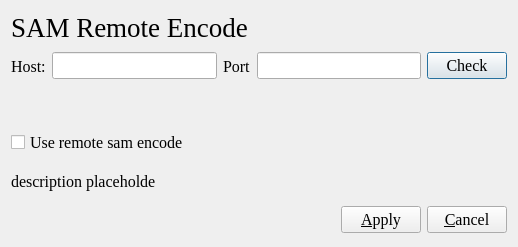
yatengLG/ISAT_with_segment_anything, file ISAT/ui/remote_sam_dialog.ui: the form before one commit.
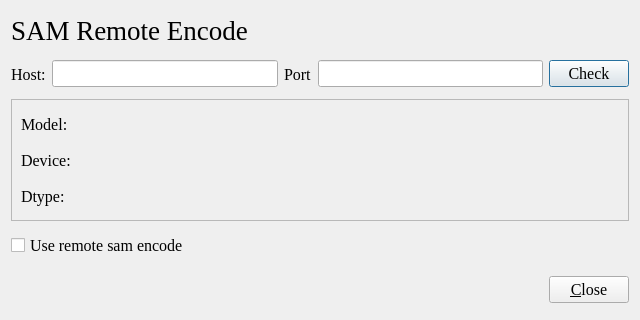
The form after the commit.

Diff of the .ui file:
```diff
--- a/ISAT/ui/remote_sam_dialog.ui
+++ b/ISAT/ui/remote_sam_dialog.ui
@@ -6,8 +6,8 @@
    <rect>
     <x>0</x>
     <y>0</y>
-    <width>518</width>
-    <height>247</height>
+    <width>640</width>
+    <height>320</height>
    </rect>
   </property>
   <property name="font">
@@ -82,36 +82,108 @@
     </widget>
    </item>
    <item>
-    <widget class="QWidget" name="widget_info" native="true">
-     <layout class="QHBoxLayout" name="horizontalLayout_4">
-      <property name="leftMargin">
-       <number>0</number>
-      </property>
-      <property name="topMargin">
-       <number>0</number>
-      </property>
-      <property name="rightMargin">
-       <number>0</number>
-      </property>
-      <property name="bottomMargin">
-       <number>0</number>
-      </property>
-      <item>
+    <widget class="QFrame" name="frame_info">
+     <property name="layoutDirection">
+      <enum>Qt::LeftToRight</enum>
+     </property>
+     <property name="frameShape">
+      <enum>QFrame::StyledPanel</enum>
+     </property>
+     <property name="frameShadow">
+      <enum>QFrame::Raised</enum>
+     </property>
+     <layout class="QGridLayout" name="gridLayout">
+      <item row="0" column="0">
+       <widget class="QLabel" name="label_4">
+        <property name="minimumSize">
+         <size>
+          <width>0</width>
+          <height>30</height>
+         </size>
+        </property>
+        <property name="maximumSize">
+         <size>
+          <width>60</width>
+          <height>16777215</height>
+         </size>
+        </property>
+        <property name="text">
+         <string>Model:</string>
+        </property>
+       </widget>
+      </item>
+      <item row="0" column="1">
        <widget class="QLabel" name="label_name">
+        <property name="minimumSize">
+         <size>
+          <width>0</width>
+          <height>30</height>
+         </size>
+        </property>
         <property name="text">
          <string/>
         </property>
        </widget>
       </item>
-      <item>
+      <item row="1" column="0">
+       <widget class="QLabel" name="label_5">
+        <property name="minimumSize">
+         <size>
+          <width>0</width>
+          <height>30</height>
+         </size>
+        </property>
+        <property name="maximumSize">
+         <size>
+          <width>60</width>
+          <height>16777215</height>
+         </size>
+        </property>
+        <property name="text">
+         <string>Device:</string>
+        </property>
+       </widget>
+      </item>
+      <item row="1" column="1">
        <widget class="QLabel" name="label_device">
+        <property name="minimumSize">
+         <size>
+          <width>0</width>
+          <height>30</height>
+         </size>
+        </property>
         <property name="text">
          <string/>
         </property>
        </widget>
       </item>
-      <item>
+      <item row="2" column="0">
+       <widget class="QLabel" name="label_6">
+        <property name="minimumSize">
+         <size>
+          <width>0</width>
+          <height>30</height>
+         </size>
+        </property>
+        <property name="maximumSize">
+         <size>
+          <width>60</width>
+          <height>16777215</height>
+         </size>
+        </property>
+        <property name="text">
+         <string>Dtype:</string>
+        </property>
+       </widget>
+      </item>
+      <item row="2" column="1">
        <widget class="QLabel" name="label_dtype">
+        <property name="minimumSize">
+         <size>
+          <width>0</width>
+          <height>30</height>
+         </size>
+        </property>
         <property name="text">
          <string/>
         </property>
@@ -145,13 +217,6 @@
      </layout>
     </widget>
    </item>
-   <item>
-    <widget class="QLabel" name="label_4">
-     <property name="text">
-      <string>description placeholde</string>
-     </property>
-    </widget>
-   </item>
    <item>
     <widget class="QWidget" name="widget_2" native="true">
      <layout class="QHBoxLayout" name="horizontalLayout_2">
@@ -183,14 +248,7 @@
       <item>
        <widget class="QPushButton" name="pushButton_apply">
         <property name="text">
-         <string>&amp;Apply</string>
-        </property>
-       </widget>
-      </item>
-      <item>
-       <widget class="QPushButton" name="pushButton_cancel">
-        <property name="text">
-         <string>&amp;Cancel</string>
+         <string>&amp;Close</string>
         </property>
        </widget>
       </item>
```
Left out of the diff: 2 changed lines with no effect on the pictures.
